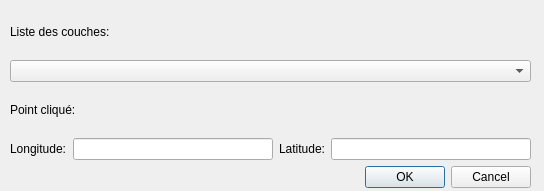
The window that mon_extension_dialog_base.ui (romainbernasconi1/TP-pyqgis-TSI) describes before a commit, drawn with Qt 5.
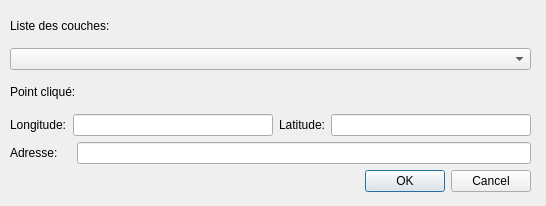
The same window after the commit.

Commit message: ajout de l'US n°3 - RG1

Patch:
```diff
--- a/mon_extension_dialog_base.ui
+++ b/mon_extension_dialog_base.ui
@@ -6,8 +6,8 @@
    <rect>
     <x>0</x>
     <y>0</y>
-    <width>544</width>
-    <height>191</height>
+    <width>546</width>
+    <height>206</height>
    </rect>
   </property>
   <property name="windowTitle">
@@ -19,7 +19,7 @@
      <x>10</x>
      <y>10</y>
      <width>521</width>
-     <height>178</height>
+     <height>182</height>
     </rect>
    </property>
    <layout class="QVBoxLayout" name="verticalLayout">
@@ -64,6 +64,20 @@
       </item>
      </layout>
     </item>
+    <item>
+     <layout class="QHBoxLayout" name="horizontalLayout_2">
+      <item>
+       <widget class="QLabel" name="label_adresse">
+        <property name="text">
+         <string>Adresse:    </string>
+        </property>
+       </widget>
+      </item>
+      <item>
+       <widget class="QLineEdit" name="lineEdit_adresse"/>
+      </item>
+     </layout>
+    </item>
     <item>
      <widget class="QDialogButtonBox" name="button_box">
       <property name="orientation">
```
The commit also changes 2 other files.
